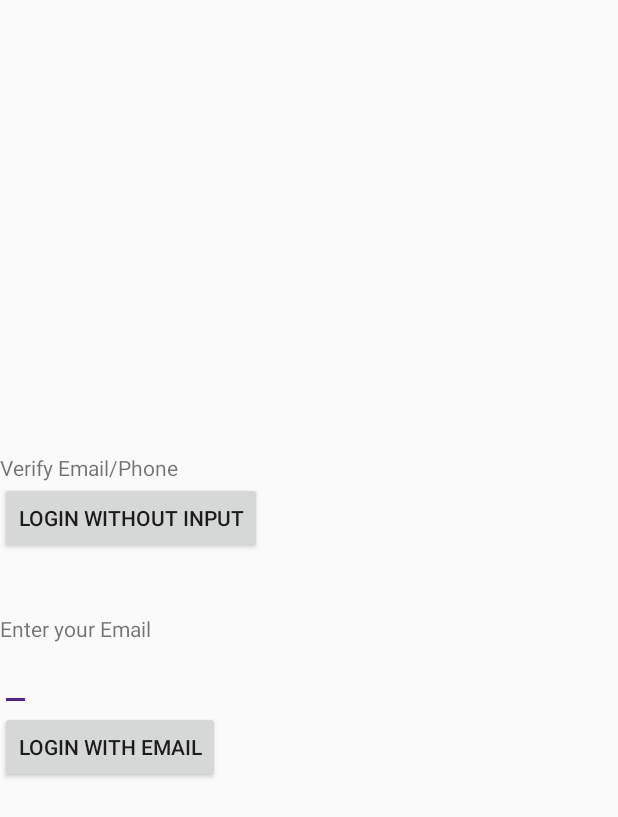
After one commit to cotterapp/android-example, an Android app: the Login screen opened directly, with no data from a screen before it, on a phone screen of 412 x 824 dp. The commit adds this screen. Shown: the top 817 px of the screen. Run offline under Robolectric (Android 15) with nearby library versions, the phone set to English and light mode, and no system bars; libraries missing offline, so code that uses them is left out: com.cotter.app.

Commit message:
WIP: identity request

```diff
--- a/app/src/main/java/com/example/cotterexample/Dashboard.java
+++ b/app/src/main/java/com/example/cotterexample/Dashboard.java
@@ -1,8 +1,11 @@
 package com.example.cotterexample;
 
 import android.os.Bundle;
+import android.util.Log;
 
 import androidx.appcompat.app.AppCompatActivity;
+
+import com.cotter.app.IdentityManager;
 
 public class Dashboard extends AppCompatActivity {
 
@@ -10,5 +13,8 @@ public class Dashboard extends AppCompatActivity {
     protected void onCreate(Bundle savedInstanceState) {
         super.onCreate(savedInstanceState);
         setContentView(R.layout.activity_dashboard);
+
+        String resp = IdentityManager.handleResponse(getIntent());
+        Log.e("DASH RESP", resp);
     }
 }
--- /dev/null
+++ b/app/src/main/java/com/example/cotterexample/Login.java
@@ -0,0 +1,26 @@
+package com.example.cotterexample;
+
+import android.os.Bundle;
+import android.view.View;
+import android.widget.EditText;
+
+import androidx.appcompat.app.AppCompatActivity;
+
+import com.cotter.app.Cotter;
+
+public class Login extends AppCompatActivity {
+
+    @Override
+    protected void onCreate(Bundle savedInstanceState) {
+        super.onCreate(savedInstanceState);
+        setContentView(R.layout.activity_login);
+    }
+
+    public void login(View view) {
+        Cotter.newIdentity(this).login("EMAIL", this, Dashboard.class);
+    }
+    public void loginWithInput(View view) {
+        EditText input = findViewById(R.id.input);
+        Cotter.newIdentity(this).loginWithInput("EMAIL", input.getText().toString(), this, Dashboard.class);
+    }
+}
--- /dev/null
+++ b/app/src/main/res/layout/activity_login.xml
@@ -0,0 +1,51 @@
+<?xml version="1.0" encoding="utf-8"?>
+<androidx.constraintlayout.widget.ConstraintLayout xmlns:android="http://schemas.android.com/apk/res/android"
+    xmlns:app="http://schemas.android.com/apk/res-auto"
+    xmlns:tools="http://schemas.android.com/tools"
+    android:layout_width="match_parent"
+    android:layout_height="match_parent"
+    tools:context=".Login">
+
+    <LinearLayout
+        android:layout_width="match_parent"
+        android:layout_height="wrap_content"
+        app:layout_constraintTop_toTopOf="parent"
+        app:layout_constraintLeft_toLeftOf="parent"
+        app:layout_constraintRight_toRightOf="parent"
+        app:layout_constraintBottom_toBottomOf="parent"
+        android:orientation="vertical"
+        >
+        <TextView
+            android:layout_width="wrap_content"
+            android:layout_height="wrap_content"
+            android:text="Verify Email/Phone"
+            />
+
+        <Button
+            android:layout_width="wrap_content"
+            android:layout_height="wrap_content"
+            android:text="Login Without Input"
+            android:id="@+id/login"
+            android:onClick="login"
+            android:layout_marginBottom="40dp"
+            />
+
+        <TextView
+            android:layout_width="wrap_content"
+            android:layout_height="wrap_content"
+            android:text="Enter your Email"
+            android:labelFor="@+id/input"
+            />
+        <EditText
+            android:layout_width="wrap_content"
+            android:layout_height="wrap_content"
+            android:id="@+id/input"/>
+        <Button
+            android:layout_width="wrap_content"
+            android:layout_height="wrap_content"
+            android:text="Login with Email"
+            android:id="@+id/loginWithInput"
+            android:onClick="loginWithInput"
+            />
+    </LinearLayout>
+</androidx.constraintlayout.widget.ConstraintLayout>
```
Also changed, not shown: app/build.gradle (+7 -1 lines), app/src/main/AndroidManifest.xml (+5 -3 lines), app/src/main/java/com/example/cotterexample/MainActivity.java (+4 -26 lines), app/src/main/res/layout/activity_main.xml (+2 -91 lines), 170 other files.
